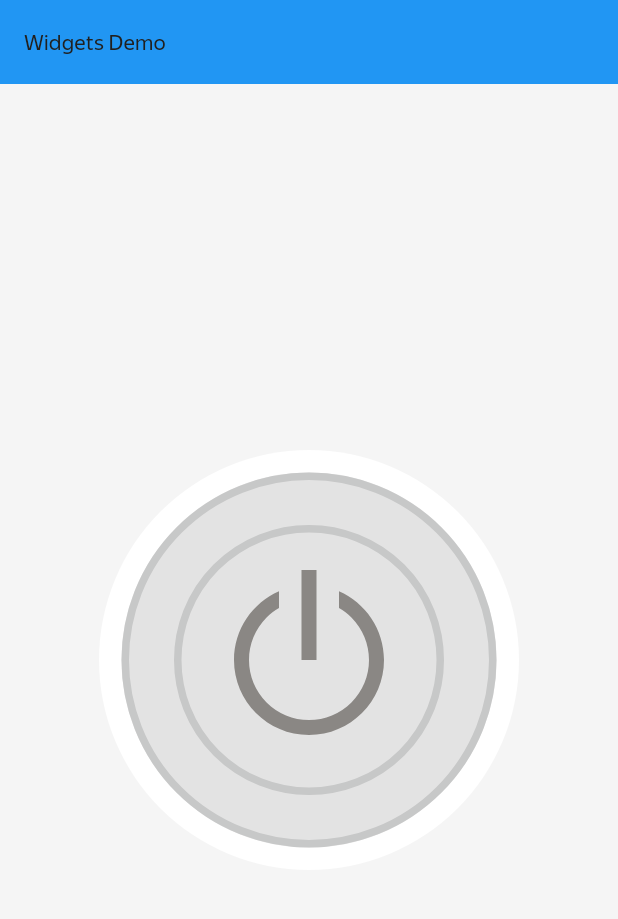
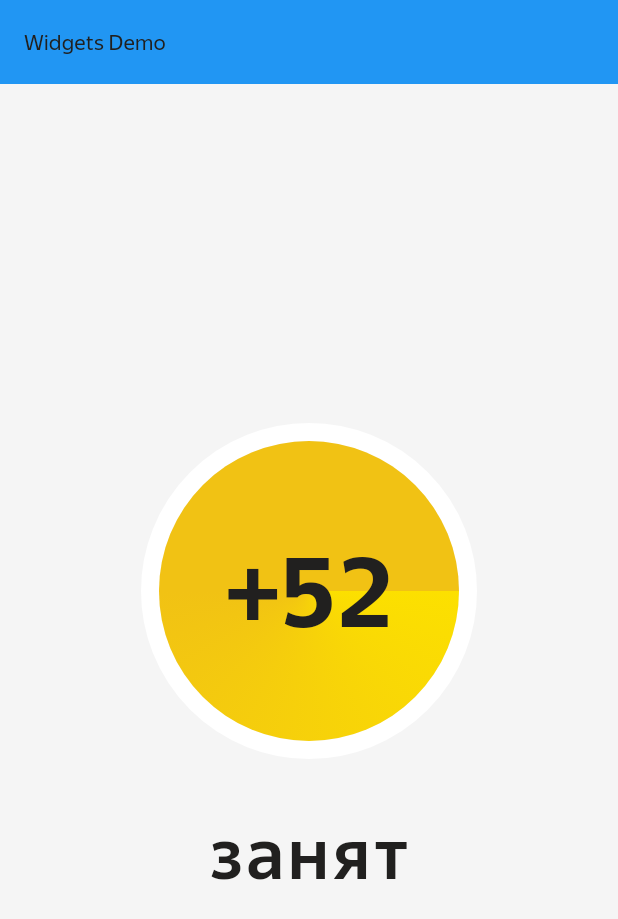
Before and after one commit to ChabanovX/alice-sdk, a Flutter app: the screen it shows after launch, on a phone screen of 412 x 824 dp. Shown: the top 919 px of the screen. Run offline on Flutter 3.47's test engine with Material 3 defaults, Android fonts, the phone set to English and light mode, and no system bars; our stand-ins replace flutter_svg, just_audio, rxdart.

Commit message:
added ControlOnlineWidget v1

```diff
--- a/mobile/lib/main.dart
+++ b/mobile/lib/main.dart
@@ -25,7 +25,7 @@ class MainApp extends StatelessWidget {
           child: Column(
             mainAxisAlignment: MainAxisAlignment.center,
             children: [
-              Transform.scale(scale: 5.0, child: const ControlOfflineWidget()),
+              Transform.scale(scale: 4.0, child: const ControlOnlineWidget()),
             ],
           ),
         ),
--- /dev/null
+++ b/mobile/lib/widgets/control/control_online_widget.dart
@@ -0,0 +1,74 @@
+import 'package:flutter/material.dart';
+
+/// Виджет online с градиентной заливкой в стиле Angular
+class ControlOnlineWidget extends StatelessWidget {
+  const ControlOnlineWidget({super.key});
+
+  @override
+  Widget build(BuildContext context) {
+    final theme = Theme.of(context);
+    final colorScheme = theme.colorScheme;
+
+    return SizedBox(
+      width: 56,
+      height: 79,
+      child: Column(
+        mainAxisSize: MainAxisSize.min,
+        children: [
+          // Градиентный круг с border
+          Container(
+            width: 56,
+            height: 56,
+            decoration: BoxDecoration(
+              shape: BoxShape.circle,
+              gradient: const SweepGradient(
+                colors: [Colors.transparent, Colors.transparent],
+                stops: [0.0, 1.0],
+                transform: GradientRotation(0),
+              ),
+              border: Border.all(color: colorScheme.surface, width: 3),
+            ),
+            child: Container(
+              width: 50,
+              height: 50,
+              decoration: BoxDecoration(
+                shape: BoxShape.circle,
+                gradient: SweepGradient(
+                  colors: [colorScheme.primary, colorScheme.secondary],
+                  stops: const [0.0, 0.5],
+                  transform: const GradientRotation(0),
+                ),
+              ),
+              child: Center(
+                child: Text(
+                  '+52',
+                  style: theme.textTheme.bodyLarge?.copyWith(
+                    color: colorScheme.onSurface,
+                    fontWeight: FontWeight.w700,
+                  ),
+                ),
+              ),
+            ),
+          ),
+          // Прозрачный контейнер с текстом
+          Padding(
+            padding: const EdgeInsets.only(top: 8),
+            child: SizedBox(
+              width: 56,
+              height: 15,
+              child: Center(
+                child: Text(
+                  'занят',
+                  style: theme.textTheme.bodySmall?.copyWith(
+                    color: colorScheme.onSurface,
+                    fontWeight: FontWeight.w500,
+                  ),
+                ),
+              ),
+            ),
+          ),
+        ],
+      ),
+    );
+  }
+}
--- a/mobile/lib/widgets/widgets.dart
+++ b/mobile/lib/widgets/widgets.dart
@@ -3,3 +3,4 @@ export 'passenger_stop/passenger_stop_widget1.dart';
 export 'passenger_stop/passenger_stop_widget2.dart';
 export 'passenger_stop/passenger_stop_widget3.dart';
 export 'control/control_offline_widget.dart';
+export 'control/control_online_widget.dart';
```
Also changed, not shown: mobile/lib/widgets/examples/control_online.svg (added), mobile/lib/widgets/examples/power_button.svg (deleted).
